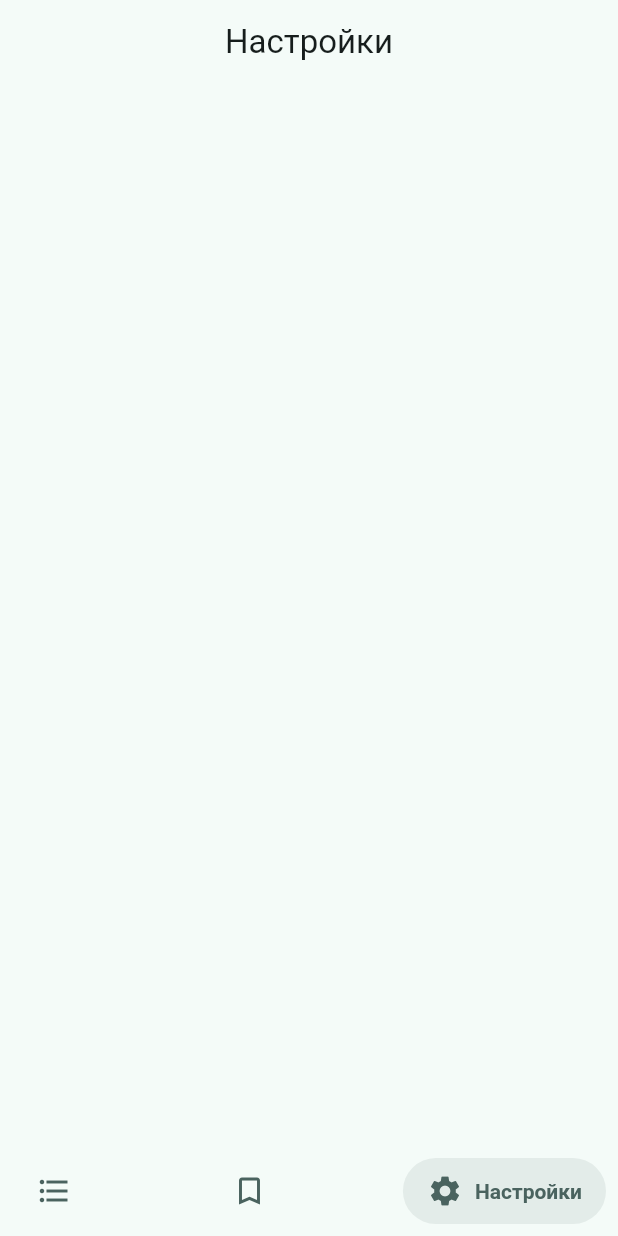
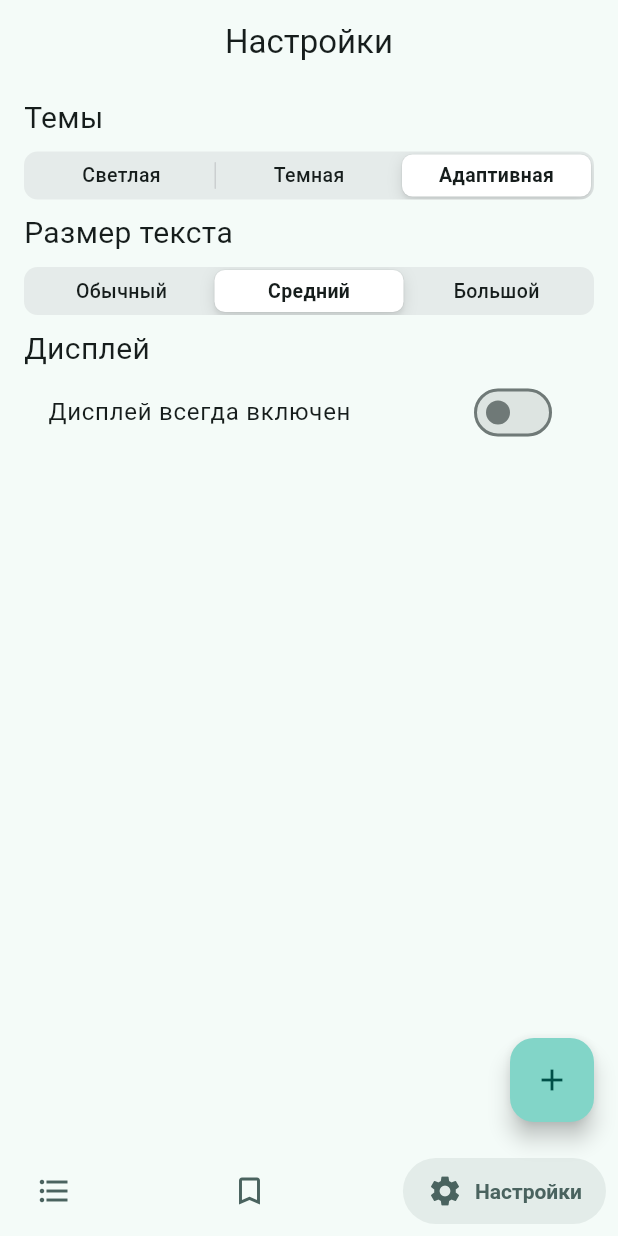
Before and after one commit to LaylaKh/khadith, a Flutter app: the screen it shows after launch, item 3 of the bottom bar chosen, on a phone screen of 412 x 824 dp. Run offline on Flutter 3.47's test engine with Material 3 defaults, Android fonts, the phone set to English and light mode, and no system bars; drawn by our look-alikes of salomon_bottom_bar; our stand-ins replace flutter_html, hive_flutter, sqflite, wakelock_plus; accounts and stored records are empty; Roboto replaces fonts that are missing (Heuristica).

Commit message:
added settings

```diff
--- a/lib/core/routes/route_names.dart
+++ b/lib/core/routes/route_names.dart
@@ -1,3 +1,4 @@
 class RouteNames {
   static const String hadithDetailPage = 'hadith_detail_page';
+  static const String addHadithPage = 'add_hadith_page';
 }
--- a/lib/core/strings/app_consts.dart
+++ b/lib/core/strings/app_consts.dart
@@ -0,0 +1,7 @@
+class AppConsts {
+  static const String keyMainAppBox = 'key_main_app_box';
+
+  static const String keyThemeIndex = 'key_theme_index';
+  static const String keyTextSize = 'key_text_size';
+  static const String keyAlwaysOn = 'key_always_on';
+}
--- a/lib/core/strings/app_strings.dart
+++ b/lib/core/strings/app_strings.dart
@@ -1,12 +1,36 @@
 class AppString {
   static const String appName = '40 хадисов';
+
   static const String hadith = 'Хадисы';
   static const String favorites = 'Избранное';
   static const String settings = 'Настройки';
+
   static const String error = 'Ошибка';
   static const String errorGetData = 'Ошибка при получении данных';
+
   static const String addedToFavorite = 'Добавлено в избранное';
   static const String removedFromFavorite = 'Удалено из избранного';
+
   static const String searchByHadith = 'Поиск по хадисам';
   static const String searchIsEmpty = 'По вашему запросу ничего не найдено';
+
+  static const String theme = 'Темы'; //темы
+  static const String light = 'Светлая';
+  static const String dark = 'Темная';
+  static const String adaptive = 'Адаптивная';
+
+  static const String textSize = 'Размер текста';
+  static const String normal = 'Обычный';
+  static const String medium = 'Средний';
+  static const String large = 'Большой';
+
+  static const String display = 'Дисплей';
+  static const String alwaysOn = 'Дисплей всегда включен';
+
+  static const String addHadith = 'Добавление хадиса';
+  static const String add = 'Добавить';
+  static const String enterNumberHadith = 'Введите название хадиса';
+  static const String enterTitleHadith = 'Введите название хадиса';
+  static const String enterArabicHadith = 'Введите арабский текст';
+  static const String enterTranslationHadith = 'Введите текст перевода';
 }
--- a/lib/core/style/app_styles.dart
+++ b/lib/core/style/app_styles.dart
@@ -3,7 +3,20 @@ import 'package:flutter/material.dart';
 class AppStyles {
   static const mainPadding = EdgeInsets.all(16);
   static const mainPaddingMini = EdgeInsets.all(8);
+
+  static const mainPaddingHorizontal = EdgeInsets.symmetric(horizontal: 16);
+  static const mainPaddingHorizontalMini = EdgeInsets.symmetric(horizontal: 8);
+
   static const mainMargin = EdgeInsets.all(8);
   static const mainMarginMini = EdgeInsets.all(8);
+
   static const mainMarginLeft = EdgeInsets.only(left: 16);
+
+  static const mainBorder = BorderRadius.all(Radius.circular(20));
+
+  static const List<double> textSizes = [
+    18.0,
+    22.0,
+    30.0,
+  ];
 }
--- a/lib/core/themes/app_theme.dart
+++ b/lib/core/themes/app_theme.dart
@@ -1,4 +1,5 @@
 import 'package:flutter/material.dart';
+import 'package:hadiths/core/style/app_styles.dart';
 
 class AppTheme {
   static final lightTheme = ThemeData(
@@ -7,12 +8,26 @@ class AppTheme {
       seedColor: Colors.teal,
       brightness: Brightness.light,
     ),
+    inputDecorationTheme: const InputDecorationTheme(
+      contentPadding: AppStyles.mainPadding,
+      border: OutlineInputBorder(
+        borderRadius: AppStyles.mainBorder,
+      )
+    ),
   );
+
+
   static final darkhtTheme = ThemeData(
     fontFamily: 'Heuristica',
       colorScheme: ColorScheme.fromSeed(
       seedColor: Colors.teal,
       brightness: Brightness.dark,
     ),
+    inputDecorationTheme: const InputDecorationTheme(
+      contentPadding: AppStyles.mainPadding,
+      border: OutlineInputBorder(
+        borderRadius: AppStyles.mainBorder,
+      ),
+    ),
   );
 }
--- a/lib/presentation/pages/main_page.dart
+++ b/lib/presentation/pages/main_page.dart
@@ -1,4 +1,5 @@
 import 'package:flutter/material.dart';
+import 'package:hadiths/core/routes/route_names.dart';
 import 'package:hadiths/core/strings/app_strings.dart';
 import 'package:hadiths/presentation/pages/favorites.page.dart';
 import 'package:hadiths/presentation/pages/hadith_page.dart';
@@ -65,6 +66,13 @@ class _MainPageState extends State<MainPage> {
           mainBottomBarState.setIndex = index;
         },
       ),
+      floatingActionButton: FloatingActionButton(
+          backgroundColor: appColors.inversePrimary,
+          child: const Icon(Icons.add),
+          onPressed: () {
+            Navigator.pushNamed(context, RouteNames.addHadithPage);
+        }
+      ),
     );
   }
 }
--- a/lib/presentation/pages/root_page.dart
+++ b/lib/presentation/pages/root_page.dart
@@ -1,33 +1,40 @@
 import 'package:flutter/material.dart';
 import 'package:hadiths/core/routes/app_routes.dart';
 import 'package:hadiths/core/themes/app_theme.dart';
-import 'package:hadiths/data/state/hadith_data_state.dart';
-import 'package:hadiths/presentation/state/main_bottom_bar_state.dart';
+import 'package:hadiths/presentation/state/settings_state.dart';
 import 'package:provider/provider.dart';
 import 'main_page.dart';
-
 
 class RootPage extends StatelessWidget {
   const RootPage({super.key});
 
   @override
   Widget build(BuildContext context) {
-    return MultiProvider(
-      providers: [
-        ChangeNotifierProvider(
-          create: (_) => MainBottomBarState(),
-        ),
-        ChangeNotifierProvider(
-          create: (_) => HadithDataState(),
-        )
-      ],
-      child: MaterialApp(
-        debugShowCheckedModeBanner: false,
-        theme: AppTheme.lightTheme,
-        darkTheme: AppTheme.darkhtTheme,
-        onGenerateRoute: AppRoutes.onGeneratorRoute,
-        home: const MainPage(),
-      ),
+    final settings = Provider.of<SettingsState>(context);
+
+    return MaterialApp(
+      debugShowCheckedModeBanner: false,
+      theme: AppTheme.lightTheme,
+      darkTheme: AppTheme.darkhtTheme,
+      themeMode: getTheme(settings.getThemeIndex),
+      onGenerateRoute: AppRoutes.onGeneratorRoute,
+      home: const MainPage(),
     );
   }
+
+  ThemeMode getTheme(int themeIndex) {
+    late ThemeMode themeMode;
+    switch (themeIndex) {
+      case 1:
+        themeMode = ThemeMode.light;
+        break;
+      case 2:
+        themeMode = ThemeMode.dark;
+        break;
+      case 3:
+        themeMode = ThemeMode.system;
+        break;
+    }
+    return themeMode;
+  }
 }
--- a/lib/presentation/pages/settings_page.dart
+++ b/lib/presentation/pages/settings_page.dart
@@ -1,5 +1,9 @@
+import 'package:flutter/cupertino.dart';
 import 'package:flutter/material.dart';
 import 'package:hadiths/core/strings/app_strings.dart';
+import 'package:hadiths/core/style/app_styles.dart';
+import 'package:hadiths/presentation/state/settings_state.dart';
+import 'package:provider/provider.dart';
 
 class SettingsPage extends StatelessWidget {
   const SettingsPage({super.key});
@@ -11,7 +15,64 @@ class SettingsPage extends StatelessWidget {
         centerTitle: true,
         title: const Text(AppString.settings),
       ),
-      body: Container(),
+      body: Padding(
+        padding: AppStyles.mainPaddingHorizontal,
+        child: Consumer<SettingsState>(
+          builder: (BuildContext context, settings, _) {
+            return Column(
+              crossAxisAlignment: CrossAxisAlignment.stretch,
+              children: [
+                const SizedBox(height: 8),
+                const Text(
+                  AppString.theme,
+                  style: TextStyle(fontSize: 20),
+                ),
+                const SizedBox(height: 8),
+                CupertinoSlidingSegmentedControl(
+                    groupValue: settings.getThemeIndex,
+                    children: const <int, Widget>{
+                      1: Text(AppString.light),
+                      2: Text(AppString.dark),
+                      3: Text(AppString.adaptive),
+                    },
+                    onValueChanged: (int? themeIndex) {
+                      settings.setThemeIndex = themeIndex!;
+                    }
+                  ),
+                const SizedBox(height: 8),
+                const Text(
+                  AppString.textSize,
+                  style: TextStyle(fontSize: 20),
+                ),
+                const SizedBox(height: 8),
+                CupertinoSlidingSegmentedControl(
+                    groupValue: settings.getTextSize,
+                    children: const <int, Widget>{
+                      0: Text(AppString.normal),
+                      1: Text(AppString.medium),
+                      2: Text(AppString.large),
+                    },
+                    onValueChanged: (int? themeIndex) {
+                      settings.setTextSize = themeIndex!;
+                    }
+                  ),
+                const SizedBox(height: 8),
+                const Text(
+                  AppString.display,
+                  style: TextStyle(fontSize: 20),
+                ),
+                SwitchListTile(
+                    title: const Text(AppString.alwaysOn),
+                    value: false,
+                    onChanged: (bool onChanged) {
+                      settings.setAlwaysOn = onChanged;
+                    }
+                  ),
+              ],
+            );
+          },
+        ),
+      ),
     );
   }
 }
--- /dev/null
+++ b/lib/presentation/state/settings_state.dart
@@ -0,0 +1,40 @@
+import 'package:flutter/material.dart';
+import 'package:hadiths/core/strings/app_consts.dart';
+import 'package:hive_flutter/adapters.dart';
+import 'package:wakelock_plus/wakelock_plus.dart';
+
+class SettingsState extends ChangeNotifier {
+  //настройки темы
+  final _appSettings = Hive.box(AppConsts.keyMainAppBox);
+  SettingsState() {
+    _themeIndex = _appSettings.get(AppConsts.keyThemeIndex, defaultValue: 3);
+    _textSize = _appSettings.get(AppConsts.keyTextSize, defaultValue: 1);
+    _alwaysOn = _appSettings.get(AppConsts.keyAlwaysOn, defaultValue: true);
+    _alwaysOn ? WakelockPlus.enable() : WakelockPlus.disable();
+  }
+
+  late int _themeIndex;
+  int get getThemeIndex => _themeIndex; //получаем значения через геттер
+  set setThemeIndex(int index) { //меняем и сохраняем значения через сеттер
+    _themeIndex = index;
+    _appSettings.put(AppConsts.keyThemeIndex, _themeIndex);
+    notifyListeners();
+  }
+
+  late int _textSize;
+  int get getTextSize => _textSize;
+  set setTextSize(int size) {
+    _textSize = size;
+    _appSettings.put(AppConsts.keyTextSize, _textSize);
+    notifyListeners();
+  }
+
+  late bool _alwaysOn;
+  bool get getAlwaysOn => _alwaysOn;
+  set setAlwaysOn(bool onChanged) {
+    _alwaysOn = onChanged;
+    _appSettings.put(AppConsts.keyAlwaysOn, _alwaysOn);
+    _alwaysOn ? WakelockPlus.enable() : WakelockPlus.disable();
+    notifyListeners();
+  }
+}
--- a/pubspec.yaml
+++ b/pubspec.yaml
@@ -44,6 +44,7 @@ dependencies:
   clipboard: ^0.1.3
   provider: ^6.1.2
   wakelock_plus: ^1.2.5
+  hive_flutter: ^1.1.0
 
 
 dev_dependencies:
```
Also changed, not shown: lib/core/routes/app_routes.dart (+7 -0 lines), lib/data/model/hadith.model.dart (+11 -0 lines), lib/data/repositories/hadith_data_repository.dart (+20 -0 lines), lib/domain/repositories/hadith_repository.dart (+6 -1 lines), lib/domain/usecases/hadith_use_case.dart (+29 -0 lines), lib/main.dart (+22 -2 lines), lib/presentation/pages/add_hadith_page.dart (added, +65 -0 lines), lib/presentation/pages/hadith_detail.dart (+11 -6 lines), pubspec.lock.
